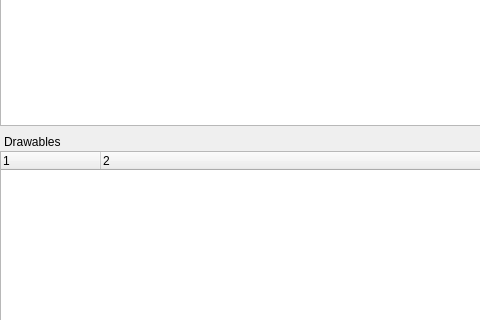
Qt form qt/debuggerwindow.ui (inseven/opolua) before a commit; both pictures show x 0 to 480 and y 133 to 453 of the 1077 by 770 pixel window.
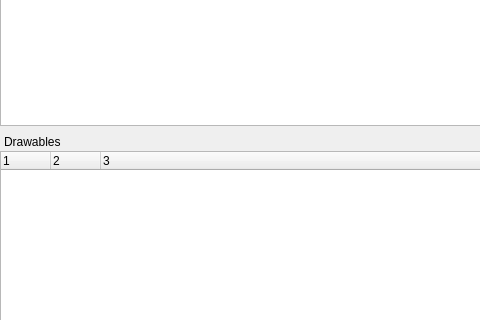
The same form after that commit. Icons and pictures are not drawn. Custom widgets are drawn as their Qt base class.

Commit message:
fix(qt): Add "Rank" column to debugger drawables table
And add a 'highlight' context menu option for windows in the drawables
table.

Patch:
```diff
--- a/qt/debuggerwindow.ui
+++ b/qt/debuggerwindow.ui
@@ -157,10 +157,22 @@
    <attribute name="dockWidgetArea">
     <number>2</number>
    </attribute>
-   <widget class="QTreeWidget" name="drawablesView">
+   <widget class="DrawablesTreeWidget" name="drawablesView">
+    <property name="uniformRowHeights">
+     <bool>true</bool>
+    </property>
+    <property name="sortingEnabled">
+     <bool>false</bool>
+    </property>
     <property name="columnCount">
-     <number>2</number>
+     <number>3</number>
     </property>
+    <attribute name="headerDefaultSectionSize">
+     <number>50</number>
+    </attribute>
+    <attribute name="headerShowSortIndicator" stdset="0">
+     <bool>false</bool>
+    </attribute>
     <column>
      <property name="text">
       <string notr="true">1</string>
@@ -171,6 +183,11 @@
       <string notr="true">2</string>
      </property>
     </column>
+    <column>
+     <property name="text">
+      <string notr="true">3</string>
+     </property>
+    </column>
    </widget>
   </widget>
   <action name="actionPause">
@@ -355,6 +372,11 @@
    <extends>QTreeView</extends>
    <header>stackview.h</header>
   </customwidget>
+  <customwidget>
+   <class>DrawablesTreeWidget</class>
+   <extends>QTreeWidget</extends>
+   <header>drawablestreewidget.h</header>
+  </customwidget>
  </customwidgets>
  <resources/>
  <connections/>
```
The commit also changes 10 other files.
